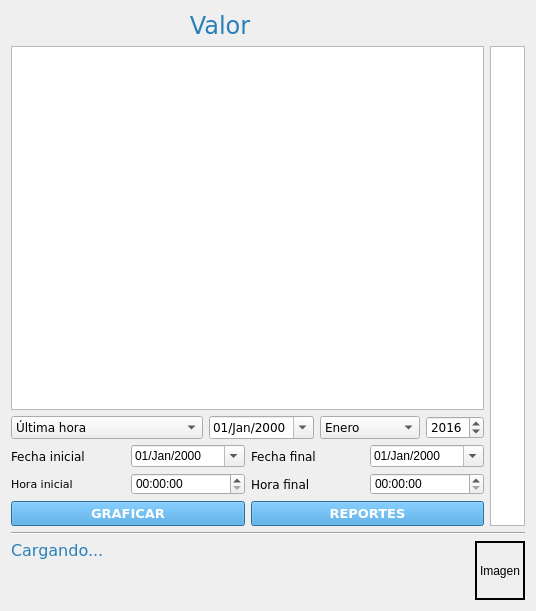
This is ventana_historial.ui in RiaJ16/H-Tech_SIG as Qt 5 draws it before an edit. The edited form follows.
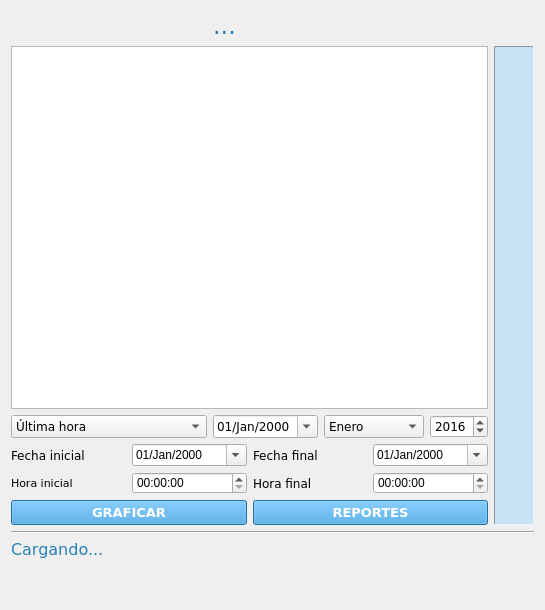
This is the edited form. Icons and pictures are not drawn.

The edit to the form file:
```diff
--- a/ventana_historial.ui
+++ b/ventana_historial.ui
@@ -6,8 +6,8 @@
    <rect>
     <x>0</x>
     <y>0</y>
-    <width>536</width>
-    <height>611</height>
+    <width>545</width>
+    <height>610</height>
    </rect>
   </property>
   <property name="baseSize">
@@ -66,7 +66,7 @@
         <number>1</number>
        </property>
        <property name="text">
-        <string>Valor</string>
+        <string>...</string>
        </property>
        <property name="textFormat">
         <enum>Qt::AutoText</enum>
@@ -594,6 +594,8 @@
       </layout>
      </item>
      <item>
+      <layout class="QVBoxLayout" name="verticalLayout_5">
+       <item>
       <widget class="QGraphicsView" name="graficoBarra">
        <property name="sizePolicy">
         <sizepolicy hsizetype="Maximum" vsizetype="Expanding">
@@ -603,17 +605,31 @@
        </property>
        <property name="minimumSize">
         <size>
-         <width>35</width>
+           <width>40</width>
          <height>0</height>
         </size>
        </property>
        <property name="maximumSize">
         <size>
-         <width>35</width>
+           <width>40</width>
          <height>16777215</height>
         </size>
        </property>
-      </widget>
+         <property name="styleSheet">
+          <string notr="true">background: #c8e2f3;</string>
+         </property>
+         <property name="frameShape">
+          <enum>QFrame::Panel</enum>
+         </property>
+         <property name="verticalScrollBarPolicy">
+          <enum>Qt::ScrollBarAlwaysOff</enum>
+         </property>
+         <property name="horizontalScrollBarPolicy">
+          <enum>Qt::ScrollBarAlwaysOff</enum>
+         </property>
+        </widget>
+       </item>
+      </layout>
      </item>
     </layout>
    </item>
@@ -685,21 +701,23 @@
       </layout>
      </item>
      <item>
-      <widget class="QLabel" name="labelFoto">
+      <widget class="QPushButton" name="botonFoto">
        <property name="sizePolicy">
         <sizepolicy hsizetype="Fixed" vsizetype="Preferred">
          <horstretch>0</horstretch>
          <verstretch>0</verstretch>
         </sizepolicy>
        </property>
-       <property name="frameShape">
-        <enum>QFrame::WinPanel</enum>
-       </property>
-       <property name="frameShadow">
-        <enum>QFrame::Plain</enum>
+       <property name="styleSheet">
+        <string notr="true">color: black;
+background-color: transparent;
+border: 1px, solid;</string>
        </property>
        <property name="text">
-        <string>Imagen</string>
+        <string/>
+       </property>
+       <property name="flat">
+        <bool>true</bool>
        </property>
       </widget>
      </item>
```
Lines whose indentation alone changed are shown as unchanged.
